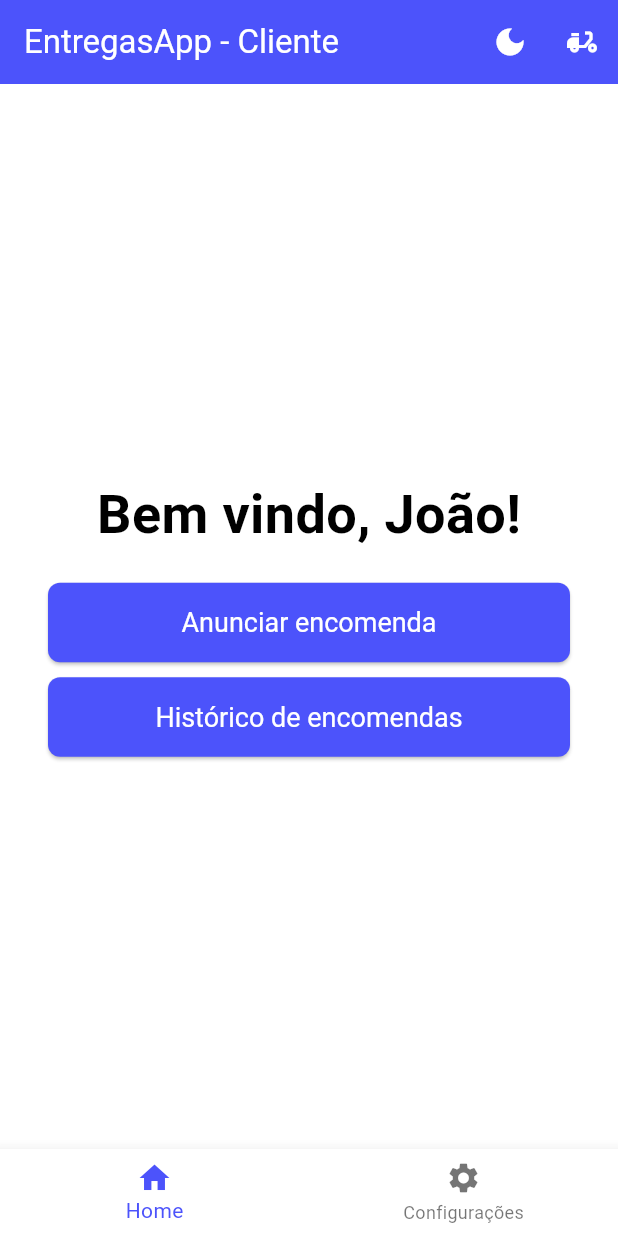
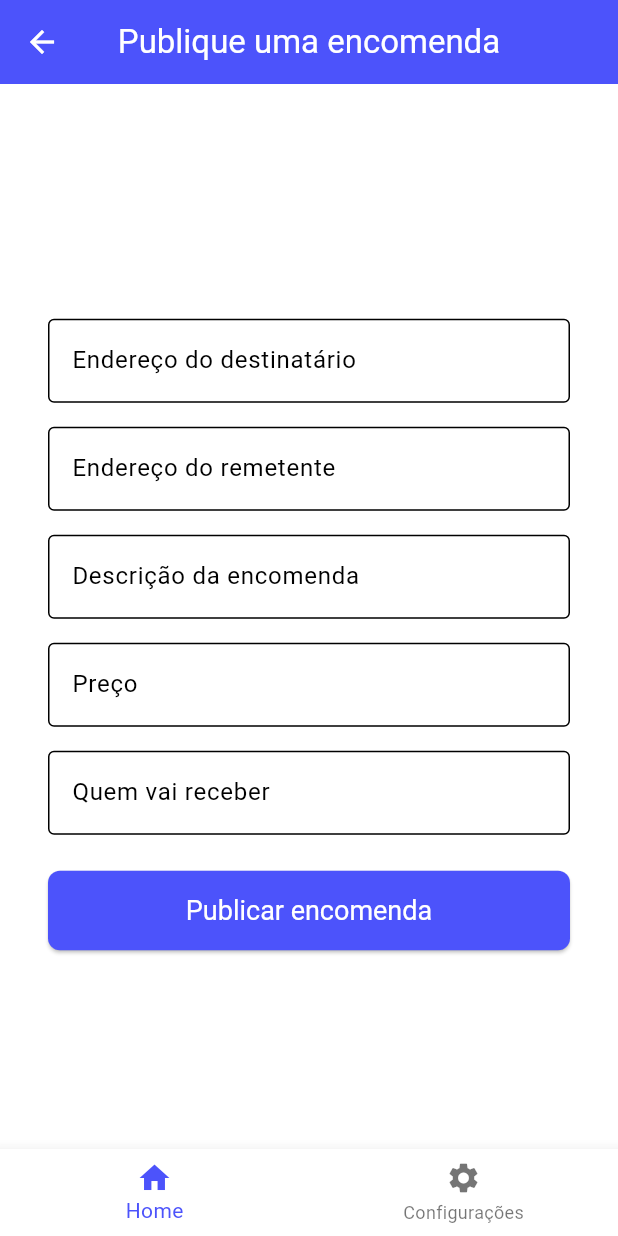
Before and after one commit to oarthurfc/delivery-app, a Flutter app: the screen it shows after launch, after a tap on "Anunciar encomenda", on a phone screen of 412 x 824 dp. Run offline on Flutter 3.47's test engine with Material 3 defaults, Android fonts, the phone set to English and light mode, and no system bars; our stand-ins replace shared_preferences.

```diff
--- a/lib/screens/client/client_home_screen.dart
+++ b/lib/screens/client/client_home_screen.dart
@@ -1,5 +1,6 @@
 import 'package:flutter/material.dart';
 import '../../widgets/common/app_bar_widget.dart';
+import 'client_publish_order.dart';
 
 class ClienteHomePage extends StatelessWidget {
   const ClienteHomePage({super.key});
@@ -25,7 +26,12 @@ class ClienteHomePage extends StatelessWidget {
               SizedBox(
                 width: double.infinity,
                 child: ElevatedButton(
-                  onPressed: () {},
+                  onPressed: () {
+                    Navigator.push(
+                      context,
+                      MaterialPageRoute(builder: (context) => CadastrarEncomendaScreen()),
+                    );
+                  },
                   style: ElevatedButton.styleFrom(
                     padding: const EdgeInsets.symmetric(vertical: 16),
                     textStyle: const TextStyle(fontSize: 18),
--- /dev/null
+++ b/lib/screens/client/client_publish_order.dart
@@ -0,0 +1,110 @@
+import 'package:flutter/material.dart';
+import '../../widgets/common/app_bar_widget.dart';
+
+class CadastrarEncomendaScreen extends StatelessWidget {
+  const CadastrarEncomendaScreen({super.key});
+
+  @override
+  Widget build(BuildContext context) {
+    return Scaffold(
+      appBar: AppBar(
+        title: const Text('Publique uma encomenda'),
+        centerTitle: true,
+        leading: IconButton(
+          icon: const Icon(Icons.arrow_back),
+          onPressed: () {
+            Navigator.pop(context); // Volta para a tela anterior
+          },
+        ),
+      ),
+      body: Center(
+        child: SingleChildScrollView( // Para evitar overflow ao abrir teclado
+          padding: const EdgeInsets.all(32.0),
+          child: Column(
+            mainAxisSize: MainAxisSize.min,
+            crossAxisAlignment: CrossAxisAlignment.stretch,
+            children: [
+              const SizedBox(height: 24),
+              const TextField(
+                decoration: InputDecoration(
+                  labelText: 'Endereço do destinatário',
+                  hintText: 'Rua das Alvoradas, 244, Centro - Belo Horizonte',
+                  hintStyle: TextStyle(
+                    color: Colors.grey
+                  ),
+                  border: OutlineInputBorder(),
+                ),
+              ),
+              const SizedBox(height: 16),
+              const TextField(
+                decoration: InputDecoration(
+                  labelText: 'Endereço do remetente',
+                  hintText: 'Rua das Alvoradas, 244, Centro - Belo Horizonte',
+                  hintStyle: TextStyle(
+                      color: Colors.grey
+                  ),
+                  border: OutlineInputBorder(),
+                ),
+              ),
+              const SizedBox(height: 16),
+              const TextField(
+                decoration: InputDecoration(
+                  labelText: 'Descrição da encomenda',
+                  border: OutlineInputBorder(),
+                  hintText: 'Chave do carro',
+                  hintStyle: TextStyle(
+                      color: Colors.grey
+                  ),
+                ),
+              ),
+              const SizedBox(height: 16),
+              const TextField(
+                decoration: InputDecoration(
+                  labelText: 'Preço',
+                  prefixText: 'R\$ ',
+                  hintText: '20,00',
+                  hintStyle: TextStyle(
+                      color: Colors.grey
+                  ),
+                  border: OutlineInputBorder(),
+                ),
+                keyboardType: TextInputType.number,
+              ),
+              const SizedBox(height: 16),
+              const TextField(
+                decoration: InputDecoration(
+                  labelText: 'Quem vai receber',
+                  hintText: 'Maria Joaquina',
+                  hintStyle: TextStyle(
+                      color: Colors.grey
+                  ),
+                  border: OutlineInputBorder(),
+                ),
+              ),
+              const SizedBox(height: 24),
+              SizedBox(
+                width: double.infinity,
+                child: ElevatedButton(
+                  onPressed: () {
+                    // lógica de publicação da encomenda
+                  },
+                  style: ElevatedButton.styleFrom(
+                    padding: const EdgeInsets.symmetric(vertical: 16),
+                    textStyle: const TextStyle(fontSize: 18),
+                  ),
+                  child: const Text('Publicar encomenda'),
+                ),
+              ),
+            ],
+          ),
+        ),
+      ),
+      bottomNavigationBar: AppBottomNavBar(
+        currentIndex: 0,
+        onTap: (index) {
+          // lógica de navegação
+        },
+      ),
+    );
+  }
+}
```
